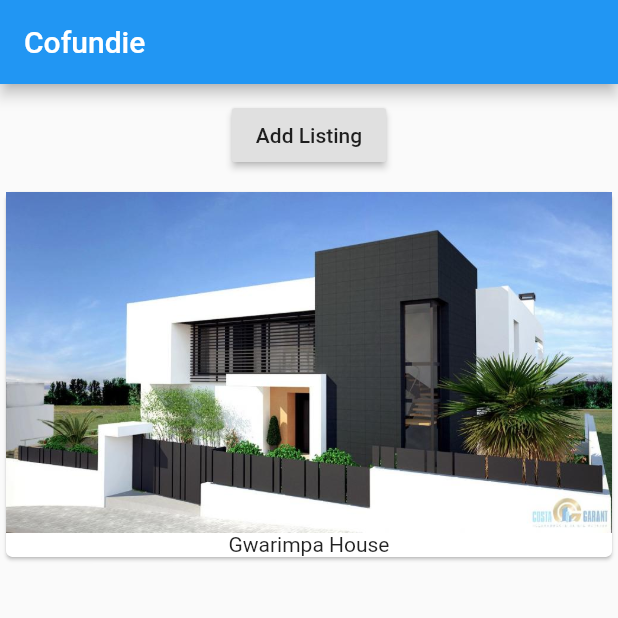
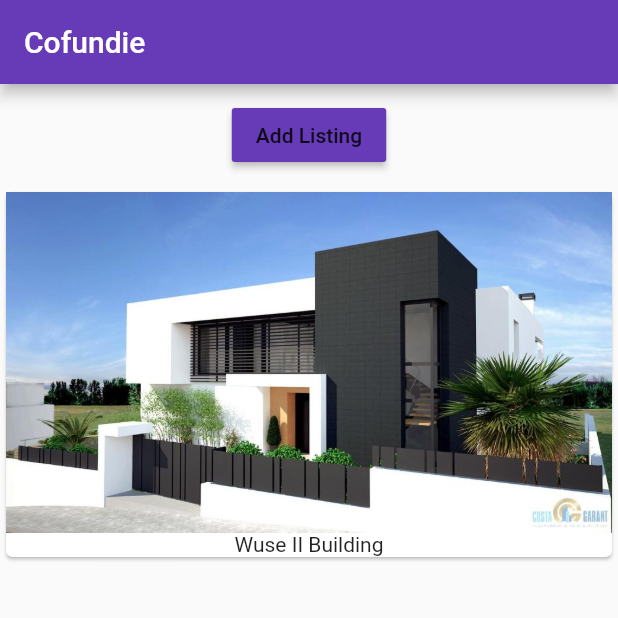
Before and after one commit to victoryunusa/flutter-app, a Flutter app: the screen it shows after launch, on a phone screen of 412 x 824 dp, the top half of it. Run offline on Flutter 3.47's test engine with Material 2 defaults, Android fonts, the phone set to English and light mode, and no system bars.

Commit message:
Udated properties.dart

```diff
--- a/lib/main.dart
+++ b/lib/main.dart
@@ -9,11 +9,15 @@ class MyApp extends StatelessWidget {
   @override
   build(BuildContext context) {
     return MaterialApp(
+      theme: ThemeData(
+        primarySwatch: Colors.deepPurple,
+        accentColor: Colors.yellow
+      ),
       home: Scaffold(
         appBar: AppBar(
           title: Text('Cofundie'),
         ),
-        body: PropertyManager(),
+        body: PropertyManager('Wuse II Building'),
         ),
     );
   }
--- a/lib/property_manager.dart
+++ b/lib/property_manager.dart
@@ -3,22 +3,38 @@ import 'package:flutter/material.dart';
 import './properties.dart';
 
 class PropertyManager extends StatefulWidget {
+  final String starttingProperty;
+
+  PropertyManager(this.starttingProperty);
+
   @override
   State<StatefulWidget> createState() {
-    // TODO: implement createState
 
     return _PropertyManagerState();
   }
 }
 
 class _PropertyManagerState extends State<PropertyManager> {
-  List<String> _properties = ['Gwarimpa House'];
+  List<String> _properties = [];
+
+  @override
+  void initState() {
+    _properties.add(widget.starttingProperty);
+    super.initState();
+  }
+
+  @override
+  void didUpdateWidget(PropertyManager oldWidget) {
+    // TODO: implement didUpdateWidget
+    super.didUpdateWidget(oldWidget);
+  }
 
   @override
   Widget build(BuildContext context) {
     return Column (children: [Container(
       margin: EdgeInsets.all(10.0),
       child: RaisedButton(
+        color: Theme.of(context).primaryColor,
         onPressed: () {
           setState(() {
             _properties.add('Katampe House');
```
